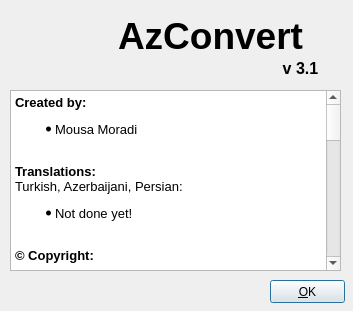
The window that trunk/aboutdialog.ui (mousamk/azconvert) describes before a commit, drawn with Qt 5.
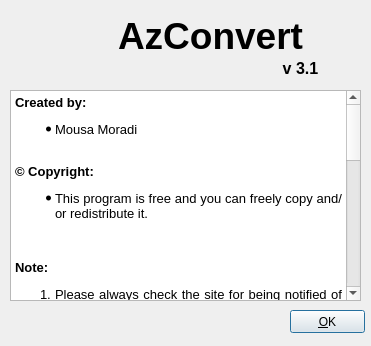
The same window after the commit. Icons and pictures are not drawn.

Patch:
```diff
--- a/trunk/aboutdialog.ui
+++ b/trunk/aboutdialog.ui
@@ -6,8 +6,8 @@
    <rect>
     <x>0</x>
     <y>0</y>
-    <width>353</width>
-    <height>311</height>
+    <width>371</width>
+    <height>346</height>
    </rect>
   </property>
   <property name="windowTitle">
@@ -19,8 +19,8 @@
   <widget class="QPushButton" name="btnOk">
    <property name="geometry">
     <rect>
-     <x>270</x>
-     <y>280</y>
+     <x>290</x>
+     <y>310</y>
      <width>75</width>
      <height>23</height>
     </rect>
@@ -80,8 +80,8 @@
     <rect>
      <x>10</x>
      <y>90</y>
-     <width>331</width>
-     <height>181</height>
+     <width>351</width>
+     <height>211</height>
     </rect>
    </property>
    <property name="undoRedoEnabled">
@@ -95,10 +95,6 @@
 &lt;p align=&quot;justify&quot; style=&quot; margin-top:0px; margin-bottom:0px; margin-left:0px; margin-right:0px; -qt-block-indent:0; text-indent:0px;&quot;&gt;&lt;span style=&quot; font-size:10pt; font-weight:600;&quot;&gt;Created by:&lt;/span&gt;&lt;/p&gt;
 &lt;ul style=&quot;-qt-list-indent: 1;&quot;&gt;&lt;li style=&quot; font-size:10pt;&quot; align=&quot;justify&quot; style=&quot; margin-top:12px; margin-bottom:12px; margin-left:0px; margin-right:0px; -qt-block-indent:0; text-indent:0px;&quot;&gt;Mousa Moradi&lt;/li&gt;&lt;/ul&gt;
 &lt;p align=&quot;justify&quot; style=&quot;-qt-paragraph-type:empty; margin-top:0px; margin-bottom:0px; margin-left:0px; margin-right:0px; -qt-block-indent:0; text-indent:0px; font-size:10pt;&quot;&gt;&lt;/p&gt;
-&lt;p align=&quot;justify&quot; style=&quot; margin-top:0px; margin-bottom:0px; margin-left:0px; margin-right:0px; -qt-block-indent:0; text-indent:0px;&quot;&gt;&lt;span style=&quot; font-size:10pt; font-weight:600;&quot;&gt;Translations:&lt;/span&gt;&lt;/p&gt;
-&lt;p align=&quot;justify&quot; style=&quot; margin-top:0px; margin-bottom:0px; margin-left:0px; margin-right:0px; -qt-block-indent:0; text-indent:0px;&quot;&gt;&lt;span style=&quot; font-size:10pt;&quot;&gt;Turkish, Azerbaijani, Persian:&lt;/span&gt;&lt;/p&gt;
-&lt;ul style=&quot;-qt-list-indent: 1;&quot;&gt;&lt;li style=&quot; font-size:10pt;&quot; align=&quot;justify&quot; style=&quot; margin-top:12px; margin-bottom:12px; margin-left:0px; margin-right:0px; -qt-block-indent:0; text-indent:0px;&quot;&gt;Not done yet!&lt;/li&gt;&lt;/ul&gt;
-&lt;p align=&quot;justify&quot; style=&quot;-qt-paragraph-type:empty; margin-top:0px; margin-bottom:0px; margin-left:0px; margin-right:0px; -qt-block-indent:0; text-indent:0px; font-size:10pt;&quot;&gt;&lt;/p&gt;
 &lt;p align=&quot;justify&quot; style=&quot; margin-top:0px; margin-bottom:0px; margin-left:0px; margin-right:0px; -qt-block-indent:0; text-indent:0px;&quot;&gt;&lt;span style=&quot; font-size:10pt; font-weight:600;&quot;&gt;© Copyright:&lt;/span&gt;&lt;/p&gt;
 &lt;ul style=&quot;-qt-list-indent: 1;&quot;&gt;&lt;li style=&quot; font-size:10pt;&quot; align=&quot;justify&quot; style=&quot; margin-top:12px; margin-bottom:12px; margin-left:0px; margin-right:0px; -qt-block-indent:0; text-indent:0px;&quot;&gt;This program is free and you can freely copy and/or redistribute it.&lt;/li&gt;&lt;/ul&gt;
 &lt;p align=&quot;justify&quot; style=&quot;-qt-paragraph-type:empty; margin-top:12px; margin-bottom:12px; margin-left:0px; margin-right:0px; -qt-block-indent:0; text-indent:0px; font-size:10pt;&quot;&gt;&lt;/p&gt;
@@ -112,6 +108,7 @@
 &lt;p align=&quot;justify&quot; style=&quot;-qt-paragraph-type:empty; margin-top:12px; margin-bottom:12px; margin-left:0px; margin-right:0px; -qt-block-indent:0; text-indent:0px; font-size:10pt;&quot;&gt;&lt;/p&gt;
 &lt;p align=&quot;justify&quot; style=&quot; margin-top:12px; margin-bottom:12px; margin-left:0px; margin-right:0px; -qt-block-indent:0; text-indent:0px;&quot;&gt;&lt;span style=&quot; font-size:10pt; font-weight:600;&quot;&gt;Especial thanks to:&lt;/span&gt;&lt;/p&gt;
 &lt;ul style=&quot;-qt-list-indent: 1;&quot;&gt;&lt;li style=&quot; font-size:10pt;&quot; align=&quot;justify&quot; style=&quot; margin-top:12px; margin-bottom:12px; margin-left:0px; margin-right:0px; -qt-block-indent:0; text-indent:0px;&quot;&gt;Samir Shagavatov &lt;span style=&quot; font-size:8pt; color:#00aa00;&quot;&gt;(For his help about translating algorithms and other supports)&lt;/span&gt;&lt;/li&gt;
+&lt;li style=&quot; font-size:10pt;&quot; align=&quot;justify&quot; style=&quot; margin-top:12px; margin-bottom:12px; margin-left:0px; margin-right:0px; -qt-block-indent:0; text-indent:0px;&quot;&gt;(Park Avenue 1932) &lt;span style=&quot; font-size:8pt; color:#00aa00;&quot;&gt;(For preparing the beautiful icon set for AzConvert)&lt;/span&gt;&lt;/li&gt;
 &lt;li style=&quot; font-size:10pt;&quot; align=&quot;justify&quot; style=&quot; margin-top:12px; margin-bottom:12px; margin-left:0px; margin-right:0px; -qt-block-indent:0; text-indent:0px;&quot;&gt;Roozbeh Pournader &amp;amp; Mohammad Toossi &lt;span style=&quot; font-size:8pt; color:#00aa00;&quot;&gt;(For their great code on converting Gregorian calendar to Jalali calendar and vice versa.)&lt;/span&gt;&lt;/li&gt;&lt;/ul&gt;
 &lt;ul style=&quot;-qt-list-indent: 1;&quot;&gt;&lt;li style=&quot; font-size:10pt;&quot; align=&quot;justify&quot; style=&quot; margin-top:12px; margin-bottom:12px; margin-left:0px; margin-right:0px; -qt-block-indent:0; text-indent:0px;&quot;&gt;Nigar Xiyavi, Lale Javanshir, S. Heydar Bayat, Isiq Sonmez, Xatire Ferecli &amp;amp; ... &lt;span style=&quot; font-size:8pt; color:#00aa00;&quot;&gt;(For their great support and feed back about AzConvert)&lt;/span&gt;&lt;/li&gt;
 &lt;li style=&quot; font-size:10pt;&quot; align=&quot;justify&quot; style=&quot; margin-top:12px; margin-bottom:12px; margin-left:0px; margin-right:0px; -qt-block-indent:0; text-indent:0px;&quot;&gt;Haavard Nord, Eirik Chambre-Eng and their wives &lt;span style=&quot; font-size:8pt; color:#00aa00;&quot;&gt;(For creating the wonderful C++ framework, Qt!)&lt;/span&gt;&lt;/li&gt;
```
